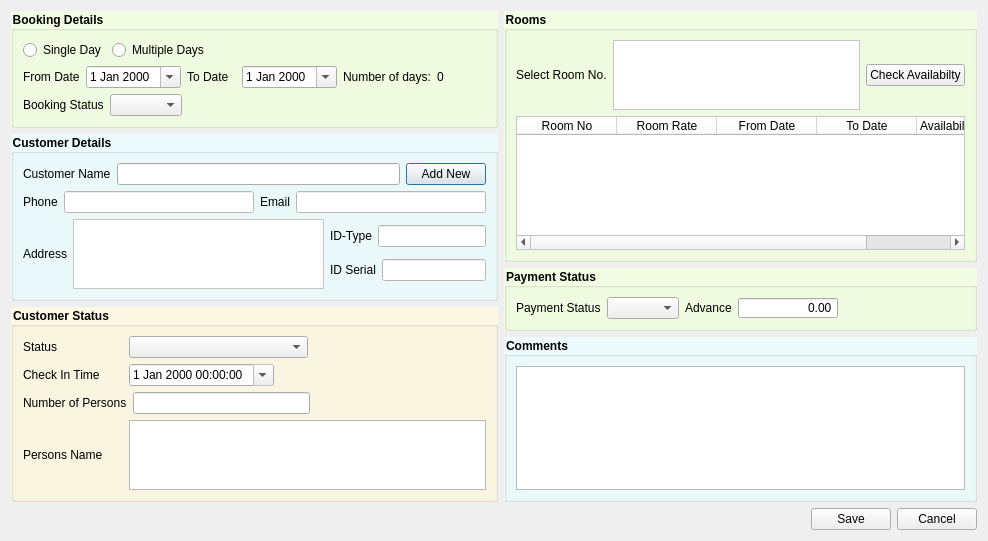
Above: createbooking.ui from dsubhajit/bill_master before the change. Below: the same form after it.
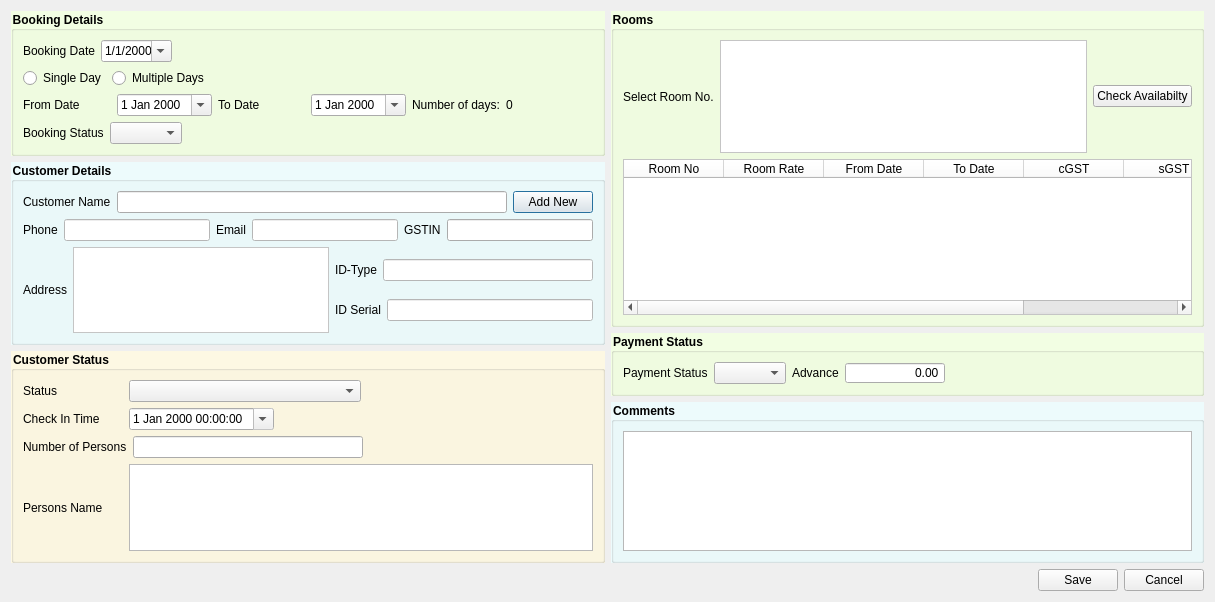
That is the form after the change. Icons and pictures are not drawn.

```diff
--- a/createbooking.ui
+++ b/createbooking.ui
@@ -6,8 +6,8 @@
    <rect>
     <x>0</x>
     <y>0</y>
-    <width>988</width>
-    <height>537</height>
+    <width>1215</width>
+    <height>602</height>
    </rect>
   </property>
   <property name="windowTitle">
@@ -26,6 +26,12 @@
       <layout class="QVBoxLayout" name="verticalLayout_10">
        <item>
         <widget class="QGroupBox" name="groupBox_4">
+         <property name="minimumSize">
+          <size>
+           <width>0</width>
+           <height>0</height>
+          </size>
+         </property>
          <property name="font">
           <font>
            <weight>75</weight>
@@ -41,6 +47,46 @@
           <string>Booking Details</string>
          </property>
          <layout class="QVBoxLayout" name="verticalLayout_3">
+          <item>
+           <layout class="QGridLayout" name="gridLayout_11">
+            <item row="0" column="1">
+             <widget class="QDateEdit" name="bookingDate">
+              <property name="alignment">
+               <set>Qt::AlignRight|Qt::AlignTrailing|Qt::AlignVCenter</set>
+              </property>
+              <property name="buttonSymbols">
+               <enum>QAbstractSpinBox::NoButtons</enum>
+              </property>
+              <property name="displayFormat">
+               <string>M/d/yyyy</string>
+              </property>
+              <property name="calendarPopup">
+               <bool>true</bool>
+              </property>
+             </widget>
+            </item>
+            <item row="0" column="0">
+             <widget class="QLabel" name="label_2">
+              <property name="text">
+               <string>Booking Date</string>
+              </property>
+             </widget>
+            </item>
+            <item row="0" column="2">
+             <spacer name="horizontalSpacer_8">
+              <property name="orientation">
+               <enum>Qt::Horizontal</enum>
+              </property>
+              <property name="sizeHint" stdset="0">
+               <size>
+                <width>40</width>
+                <height>20</height>
+               </size>
+              </property>
+             </spacer>
+            </item>
+           </layout>
+          </item>
           <item>
            <layout class="QGridLayout" name="gridLayout_10">
             <item row="0" column="0">
@@ -257,6 +303,16 @@
               </property>
              </widget>
             </item>
+            <item>
+             <widget class="QLabel" name="label_4">
+              <property name="text">
+               <string>GSTIN</string>
+              </property>
+             </widget>
+            </item>
+            <item>
+             <widget class="QLineEdit" name="gst_no"/>
+            </item>
            </layout>
           </item>
           <item>
@@ -577,7 +633,7 @@
               <property name="maximumSize">
                <size>
                 <width>16777215</width>
-                <height>80</height>
+                <height>150</height>
                </size>
               </property>
               <property name="styleSheet">
@@ -631,6 +687,16 @@
               <string>To Date</string>
              </property>
             </column>
+            <column>
+             <property name="text">
+              <string>cGST</string>
+             </property>
+            </column>
+            <column>
+             <property name="text">
+              <string>sGST</string>
+             </property>
+            </column>
             <column>
              <property name="text">
               <string>Availability Status</string>
```
